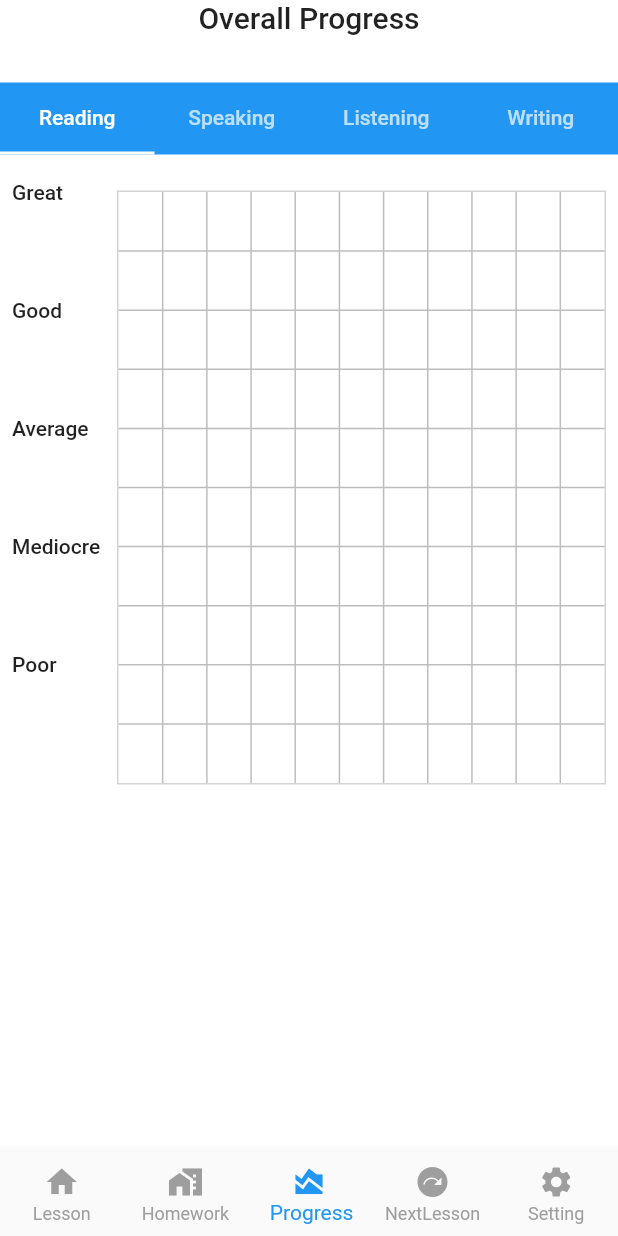
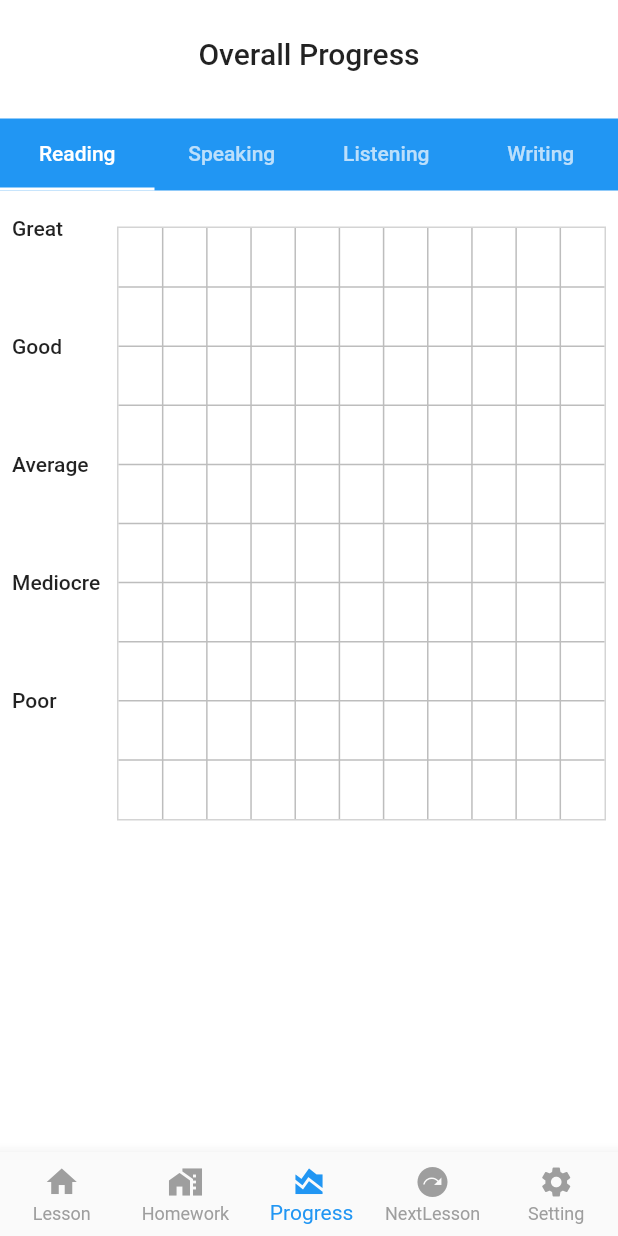
Before and after one commit to ThanhNguyenabc/lms_app, a Flutter app: the DashBoardPage screen opened by its route, item 3 of the bottom bar chosen, on a phone screen of 412 x 824 dp. Run offline on Flutter 3.47's test engine with Material 2 defaults, Android fonts, the phone set to English and light mode, and no system bars; drawn by our look-alikes of fl_chart; our stand-ins replace dio, get_it, hive, hive_flutter; accounts and stored records are empty; network calls fail; statements that could not run were skipped.

Commit message:
refactor pages

```diff
--- a/lib/features/auth/login_page.dart
+++ b/lib/features/auth/login_page.dart
@@ -59,6 +59,7 @@ class _LoginPageState extends State<LoginPage> {
   @override
   Widget build(BuildContext context) {
     return Scaffold(
+      resizeToAvoidBottomInset: false,
       body: Padding(
           padding: const EdgeInsets.all(32.0),
           child: Column(
--- a/lib/features/dashboard/dashboard_page.dart
+++ b/lib/features/dashboard/dashboard_page.dart
@@ -1,3 +1,5 @@
+import 'dart:io';
+
 import 'package:flutter/material.dart';
 import 'package:lms_app/_widgets/keep_alive.dart';
 import 'package:lms_app/base/view/base_view.dart';
@@ -57,13 +59,16 @@ class _DashBoardPageState extends State<DashBoardPage> {
 
   @override
   Widget build(BuildContext context) {
-    print("dashboard page");
     return Scaffold(
+      resizeToAvoidBottomInset: false,
       body: SafeArea(
-          child: KeepAliveWidget(
-        child: BaseView(
-          vmBuilder: (p0) => getIt.get<LessonViewModel>(),
-          builder: (p0) => pages[_currentIndex],
+          child: Padding(
+        padding: EdgeInsets.only(top: Platform.isAndroid ? 24 : 0),
+        child: KeepAliveWidget(
+          child: BaseView(
+            vmBuilder: (p0) => getIt.get<LessonViewModel>(),
+            builder: (p0) => pages[_currentIndex],
+          ),
         ),
       )),
       bottomNavigationBar: BottomNavigationBar(
--- a/lib/features/home_work/home_work_card.dart
+++ b/lib/features/home_work/home_work_card.dart
@@ -4,9 +4,9 @@ import 'package:lms_app/base/view/base_view.dart';
 import 'package:lms_app/features/lesson_detail/lesson_detail_viewmodel.dart';
 import 'package:lms_app/models/lesson.dart';
 import 'package:lms_app/service_locator.dart';
-import 'package:lms_app/utils/date_util.dart';
 import 'package:provider/provider.dart';
 
+import '../../utils/date_util.dart';
 import 'home_work_item.dart';
 
 class HomeworkCard extends StatelessWidget {
--- a/lib/features/home_work/home_work_item.dart
+++ b/lib/features/home_work/home_work_item.dart
@@ -81,6 +81,7 @@ class HomeworkItem extends StatelessWidget {
                         PieChartData(sections: [
                           PieChartSectionData(color: Colors.grey.shade400),
                         ]),
+                        swapAnimationCurve: Curves.bounceIn,
                       ),
                       const Center(
                         child: Text(
```
Also changed, not shown: lib/_widgets/loading.dart (+8 -2 lines), lib/features/home_work/home_work_page.dart (+0 -9 lines).
